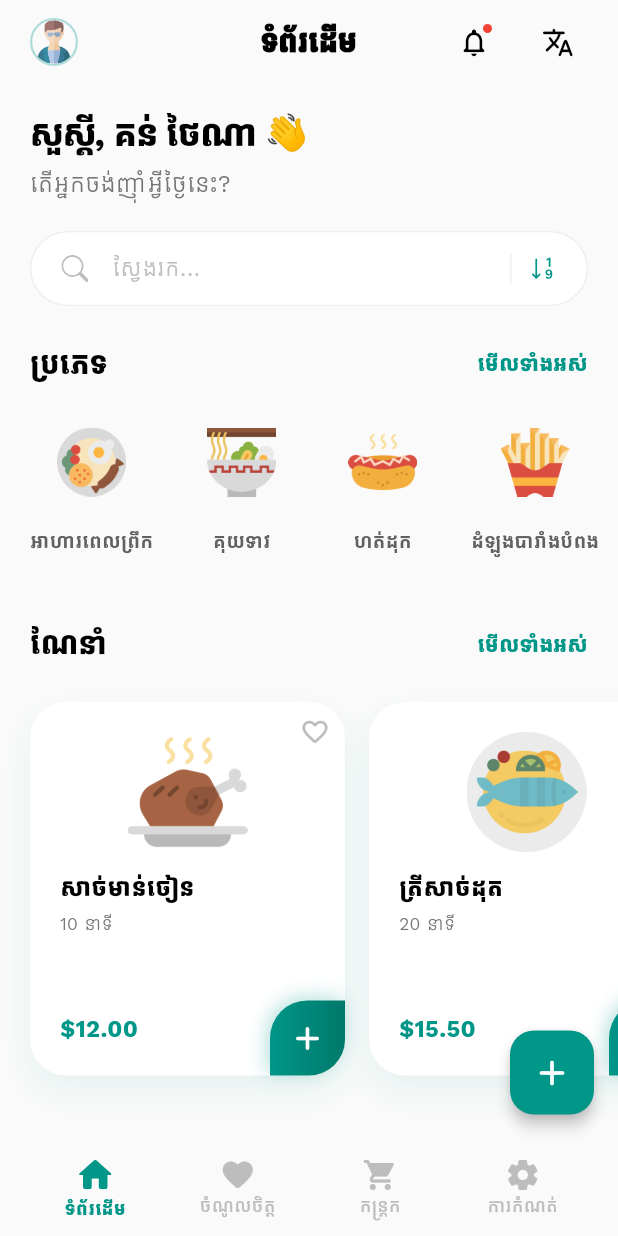
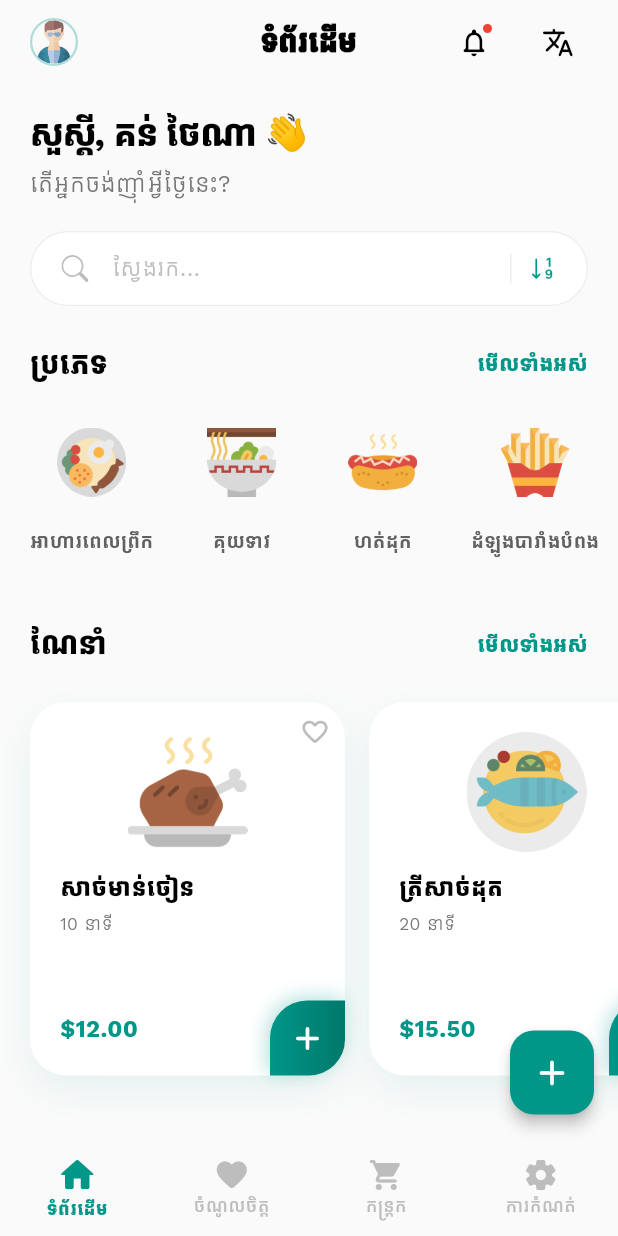
Before and after one commit to Konthaina/flutter-food-app, a Flutter app: the screen it shows after launch, on a phone screen of 412 x 824 dp. Run offline on Flutter 3.47's test engine with Material 3 defaults, Android fonts, the phone set to English and light mode, and no system bars; our stand-ins replace flutter_svg.

Commit message:
remove padding horizontal of BottomNavigationBar

```diff
--- a/lib/pages/main_screen.dart
+++ b/lib/pages/main_screen.dart
@@ -67,7 +67,7 @@ class _MainScreenState extends State<MainScreen> {
         decoration: const BoxDecoration(color: Colors.transparent),
         child: SafeArea(
           child: Padding(
-            padding: const EdgeInsets.symmetric(horizontal: 16.0, vertical: 4),
+            padding: const EdgeInsets.symmetric(vertical: 4),
             child: BottomNavigationBar(
               currentIndex: _selectedIndex,
               onTap: (index) => setState(() => _selectedIndex = index),
```
